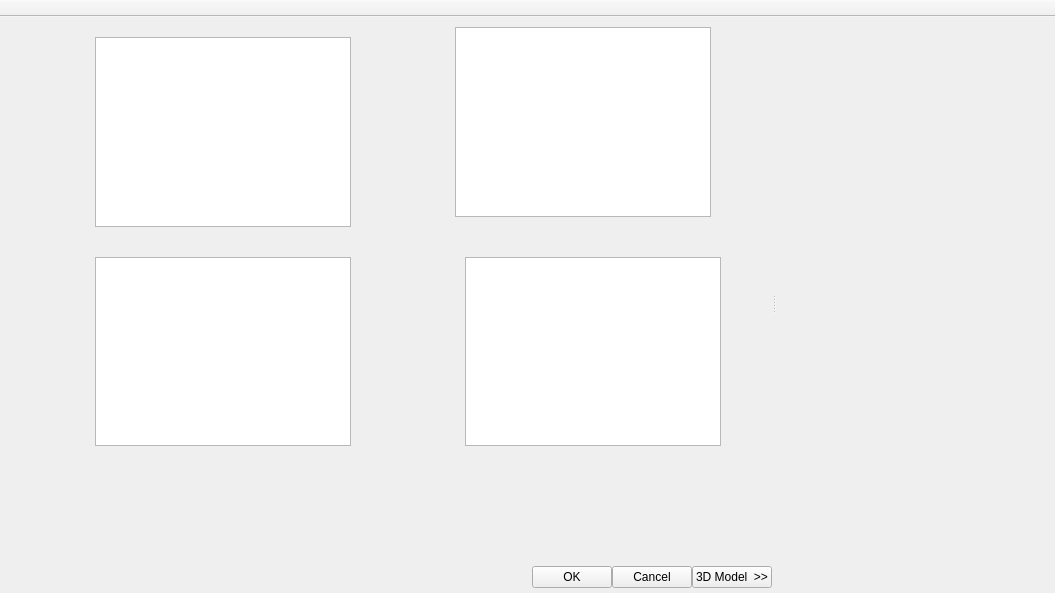
The window that DataBaseApp/mainwindow.ui (metallicaisgod/DataBase) describes before a commit, drawn with Qt 5.
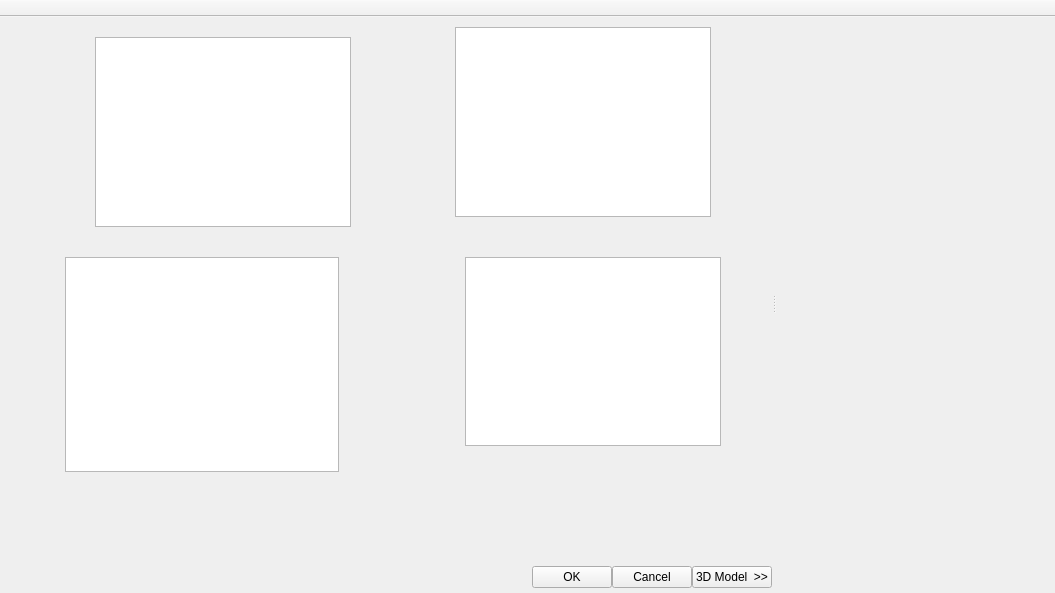
The same window after the commit. Icons and pictures are not drawn. Custom widgets are drawn as their Qt base class.

```diff
--- a/DataBaseApp/mainwindow.ui
+++ b/DataBaseApp/mainwindow.ui
@@ -157,24 +157,55 @@
             <bool>false</bool>
            </attribute>
           </widget>
-          <widget class="QTreeView" name="tVAbutments">
+          <widget class="QWidget" name="widget_2" native="true">
            <property name="geometry">
             <rect>
-             <x>90</x>
+             <x>60</x>
              <y>240</y>
-             <width>256</width>
-             <height>189</height>
+             <width>274</width>
+             <height>229</height>
             </rect>
            </property>
-           <property name="selectionBehavior">
-            <enum>QAbstractItemView::SelectItems</enum>
-           </property>
-           <property name="rootIsDecorated">
-            <bool>false</bool>
-           </property>
-           <property name="headerHidden">
-            <bool>true</bool>
-           </property>
+           <layout class="QVBoxLayout" name="verticalLayout_2">
+            <property name="spacing">
+             <number>0</number>
+            </property>
+            <property name="leftMargin">
+             <number>0</number>
+            </property>
+            <property name="topMargin">
+             <number>0</number>
+            </property>
+            <property name="rightMargin">
+             <number>0</number>
+            </property>
+            <property name="bottomMargin">
+             <number>0</number>
+            </property>
+            <item>
+             <widget class="QTreeView" name="tVAbutments">
+              <property name="selectionBehavior">
+               <enum>QAbstractItemView::SelectItems</enum>
+              </property>
+              <property name="rootIsDecorated">
+               <bool>false</bool>
+              </property>
+              <property name="headerHidden">
+               <bool>true</bool>
+              </property>
+             </widget>
+            </item>
+            <item>
+             <widget class="QLabel" name="lProvLogo">
+              <property name="enabled">
+               <bool>true</bool>
+              </property>
+              <property name="text">
+               <string/>
+              </property>
+             </widget>
+            </item>
+           </layout>
           </widget>
          </widget>
         </item>
```
Left out of the diff: 17 changed lines with no effect on the pictures.
